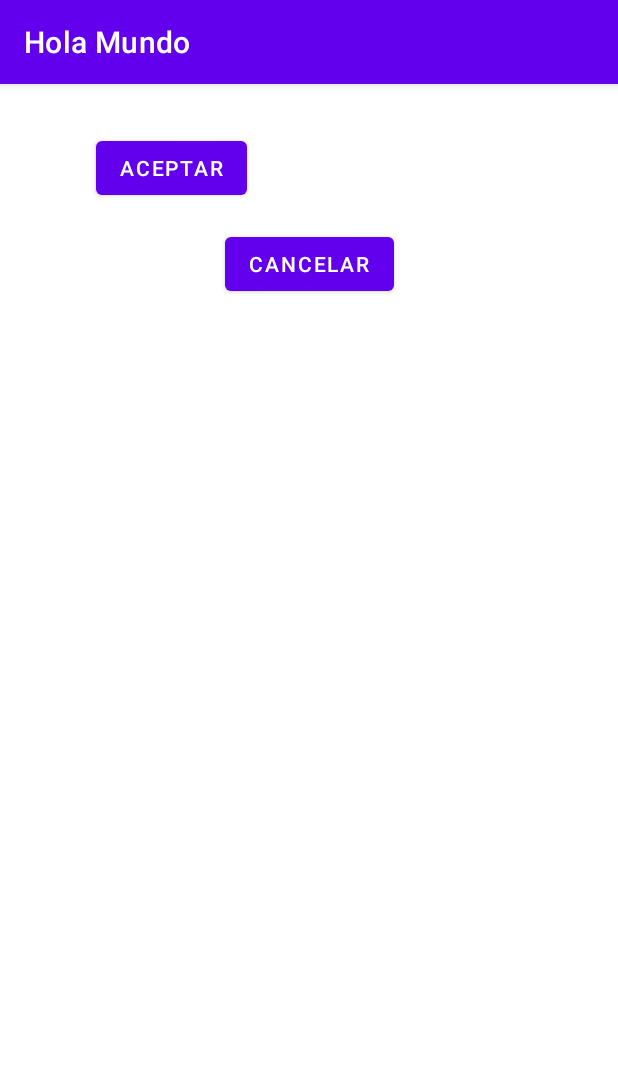
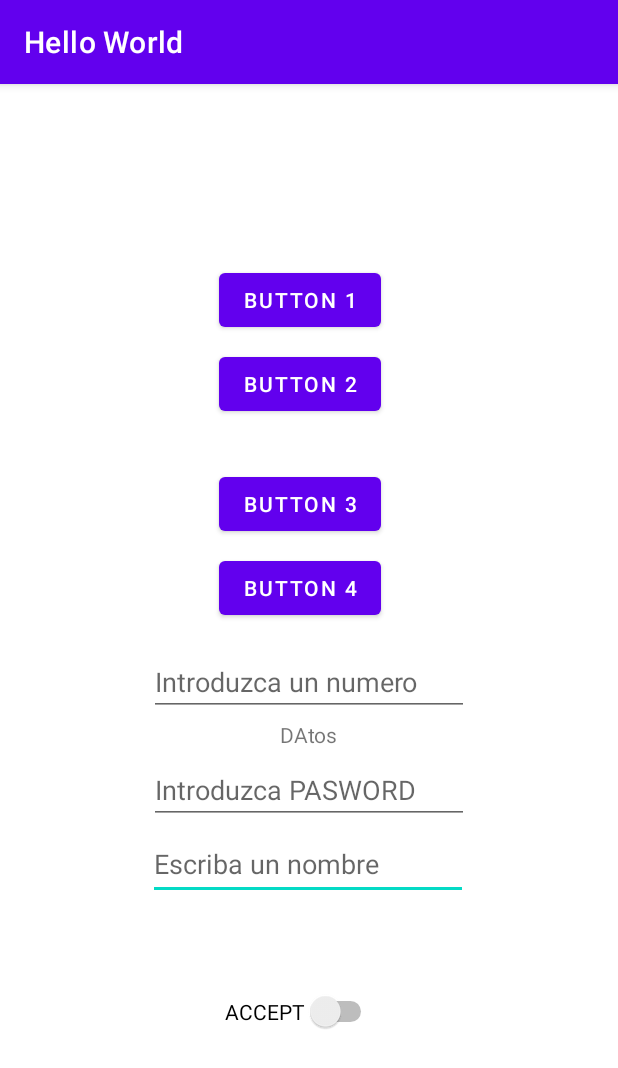
Before and after one commit to lmonterogarcia/ProgramacionMoviles, an Android app: the screen it shows after launch (MainActivity), on a phone screen of 412 x 824 dp. Shown: the top 1068 px of the screen. Run offline under Robolectric (Android 15) with nearby library versions, the phone set to English and light mode, and no system bars.

Commit message:
MultiLayout, otros componenetes

```diff
--- /dev/null
+++ b/HolaMundo/app/src/main/res/layout-land/activity_main.xml
@@ -0,0 +1,78 @@
+<?xml version="1.0" encoding="utf-8"?>
+<androidx.constraintlayout.widget.ConstraintLayout xmlns:android="http://schemas.android.com/apk/res/android"
+    xmlns:app="http://schemas.android.com/apk/res-auto"
+    xmlns:tools="http://schemas.android.com/tools"
+    android:id="@+id/ConstrainLayout"
+    android:layout_width="match_parent"
+    android:layout_height="match_parent"
+    android:orientation="vertical"
+    tools:context=".MainActivity">
+
+    <Button
+        android:id="@+id/button6"
+        android:layout_width="wrap_content"
+        android:layout_height="wrap_content"
+        android:layout_marginTop="8dp"
+        android:text="Button"
+        app:layout_constraintStart_toStartOf="@+id/guideline3"
+        app:layout_constraintTop_toBottomOf="@+id/button8" />
+
+    <Button
+        android:id="@+id/button7"
+        android:layout_width="wrap_content"
+        android:layout_height="wrap_content"
+        android:layout_marginStart="24dp"
+        android:layout_marginTop="8dp"
+        android:text="Button"
+        app:layout_constraintStart_toEndOf="@+id/button6"
+        app:layout_constraintTop_toBottomOf="@+id/button9" />
+
+    <Button
+        android:id="@+id/button8"
+        android:layout_width="wrap_content"
+        android:layout_height="wrap_content"
+        android:text="Button"
+        app:layout_constraintStart_toStartOf="@+id/guideline3"
+        app:layout_constraintTop_toTopOf="@+id/guideline4" />
+
+    <Button
+        android:id="@+id/button9"
+        android:layout_width="wrap_content"
+        android:layout_height="wrap_content"
+        android:layout_marginStart="24dp"
+        android:text="Button"
+        app:layout_constraintStart_toEndOf="@+id/button8"
+        app:layout_constraintTop_toTopOf="@+id/guideline4" />
+
+    <androidx.constraintlayout.widget.Guideline
+        android:id="@+id/guideline3"
+        android:layout_width="wrap_content"
+        android:layout_height="wrap_content"
+        android:orientation="vertical"
+        app:layout_constraintGuide_begin="146dp" />
+
+    <androidx.constraintlayout.widget.Guideline
+        android:id="@+id/guideline4"
+        android:layout_width="wrap_content"
+        android:layout_height="wrap_content"
+        android:orientation="horizontal"
+        app:layout_constraintGuide_begin="120dp" />
+
+    <androidx.constraintlayout.widget.Guideline
+        android:id="@+id/guideline5"
+        android:layout_width="wrap_content"
+        android:layout_height="wrap_content"
+        android:orientation="horizontal"
+        app:layout_constraintGuide_begin="256dp" />
+
+    <Switch
+        android:id="@+id/switch1"
+        android:layout_width="wrap_content"
+        android:layout_height="wrap_content"
+        android:layout_marginStart="40dp"
+        android:layout_marginTop="36dp"
+        android:text="Switch"
+        app:layout_constraintStart_toEndOf="@+id/button7"
+        app:layout_constraintTop_toTopOf="@+id/guideline4" />
+
+</androidx.constraintlayout.widget.ConstraintLayout>
--- a/HolaMundo/app/src/main/res/layout/activity_main.xml
+++ b/HolaMundo/app/src/main/res/layout/activity_main.xml
@@ -9,23 +9,116 @@
     tools:context=".MainActivity">
 
     <Button
-        android:id="@+id/btn01"
+        android:id="@+id/button6"
         android:layout_width="wrap_content"
         android:layout_height="wrap_content"
-        android:layout_marginStart="64dp"
-        android:layout_marginTop="32dp"
-        android:text="@string/btn_Aceptar"
-        app:layout_constraintStart_toStartOf="parent"
-        app:layout_constraintTop_toTopOf="parent" />
+        android:layout_marginTop="8dp"
+        android:text="@string/btn_002"
+        app:layout_constraintStart_toStartOf="@+id/guideline3"
+        app:layout_constraintTop_toBottomOf="@+id/button8" />
 
     <Button
-        android:id="@+id/btn02"
+        android:id="@+id/button7"
         android:layout_width="wrap_content"
         android:layout_height="wrap_content"
-        android:layout_marginTop="16dp"
-        android:text="@string/btn_Cancelar"
+        android:layout_marginTop="8dp"
+        android:text="@string/btn_004"
+        app:layout_constraintStart_toStartOf="@+id/guideline3"
+        app:layout_constraintTop_toBottomOf="@+id/button9" />
+
+    <Button
+        android:id="@+id/button8"
+        android:layout_width="wrap_content"
+        android:layout_height="wrap_content"
+        android:text="@string/btn_001"
+        app:layout_constraintStart_toStartOf="@+id/guideline3"
+        app:layout_constraintTop_toTopOf="@+id/guideline4" />
+
+    <Button
+        android:id="@+id/button9"
+        android:layout_width="wrap_content"
+        android:layout_height="wrap_content"
+        android:text="@string/btn_003"
+        app:layout_constraintStart_toStartOf="@+id/guideline3"
+        app:layout_constraintTop_toTopOf="@+id/guideline5" />
+
+    <androidx.constraintlayout.widget.Guideline
+        android:id="@+id/guideline3"
+        android:layout_width="wrap_content"
+        android:layout_height="wrap_content"
+        android:orientation="vertical"
+        app:layout_constraintGuide_begin="146dp" />
+
+    <androidx.constraintlayout.widget.Guideline
+        android:id="@+id/guideline4"
+        android:layout_width="wrap_content"
+        android:layout_height="wrap_content"
+        android:orientation="horizontal"
+        app:layout_constraintGuide_begin="120dp" />
+
+    <androidx.constraintlayout.widget.Guideline
+        android:id="@+id/guideline5"
+        android:layout_width="wrap_content"
+        android:layout_height="wrap_content"
+        android:orientation="horizontal"
+        app:layout_constraintGuide_begin="256dp" />
+
+    <Switch
+        android:id="@+id/switch1"
+        android:layout_width="wrap_content"
+        android:layout_height="wrap_content"
+        android:layout_marginStart="4dp"
+        android:layout_marginBottom="136dp"
+        android:text="@string/btn_Aceptar"
+        app:layout_constraintBottom_toBottomOf="parent"
+        app:layout_constraintStart_toStartOf="@+id/guideline3" />
+
+    <TextView
+        android:id="@+id/textView"
+        android:layout_width="wrap_content"
+        android:layout_height="wrap_content"
+        android:layout_marginTop="168dp"
+        android:text="@string/datos"
         app:layout_constraintEnd_toEndOf="parent"
         app:layout_constraintStart_toStartOf="parent"
-        app:layout_constraintTop_toBottomOf="@+id/btn01" />
+        app:layout_constraintTop_toTopOf="@+id/guideline5" />
+
+    <EditText
+        android:id="@+id/editTextTextPersonName"
+        android:layout_width="wrap_content"
+        android:layout_height="wrap_content"
+        android:layout_marginTop="240dp"
+        android:ems="10"
+        android:hint="@string/escriba_un_nombre"
+        android:inputType="textPersonName"
+        android:minHeight="48dp"
+        app:layout_constraintEnd_toEndOf="parent"
+        app:layout_constraintHorizontal_bias="0.497"
+        app:layout_constraintStart_toStartOf="parent"
+        app:layout_constraintTop_toTopOf="@+id/guideline5" />
+
+    <EditText
+        android:id="@+id/editTextTextPassword"
+        android:layout_width="wrap_content"
+        android:layout_height="wrap_content"
+        android:layout_marginTop="192dp"
+        android:ems="10"
+        android:hint="@string/introduzca_pasword"
+        android:inputType="textPassword"
+        app:layout_constraintEnd_toEndOf="parent"
+        app:layout_constraintStart_toStartOf="parent"
+        app:layout_constraintTop_toTopOf="@+id/guideline5" />
+
+    <EditText
+        android:id="@+id/editTextTextPersonName2"
+        android:layout_width="wrap_content"
+        android:layout_height="wrap_content"
+        android:layout_marginTop="120dp"
+        android:ems="10"
+        android:hint="@string/introduzca_un_numero"
+        android:inputType="number"
+        app:layout_constraintEnd_toEndOf="parent"
+        app:layout_constraintStart_toStartOf="parent"
+        app:layout_constraintTop_toTopOf="@+id/guideline5" />
 
 </androidx.constraintlayout.widget.ConstraintLayout>
--- a/HolaMundo/app/src/main/res/values/strings.xml
+++ b/HolaMundo/app/src/main/res/values/strings.xml
@@ -1,12 +1,16 @@
 <resources>
-    <string name="app_name">Hola Mundo</string>
-    <string name="btn_Pral">Pulsa Aquí</string>
-    <string name="btn_Aceptar">ACEPTAR</string>
-    <string name="btn_Cancelar">CANCELAR</string>
-    <string name="btn_001">Boton 1</string>
-    <string name="btn_002">Boton 2</string>
-    <string name="btn_003">Boton 3</string>
-    <string name="btn_004">Boton 4</string>
-    <string name="btn_005">Boton 5</string>
-    <string name="btn_006">Boton 6</string>
+    <string name="app_name">Hello World</string>
+    <string name="btn_Pral">Click Here</string>
+    <string name="btn_Aceptar">ACCEPT</string>
+    <string name="btn_Cancelar">CANCELL</string>
+    <string name="btn_001">Button 1</string>
+    <string name="btn_002">Button 2</string>
+    <string name="btn_003">Button 3</string>
+    <string name="btn_004">Button 4</string>
+    <string name="btn_005">Button 5</string>
+    <string name="btn_006">Button 6</string>
+    <string name="introduzca_un_numero">Introduzca un numero</string>
+    <string name="introduzca_pasword">Introduzca PASWORD</string>
+    <string name="escriba_un_nombre">Escriba un nombre</string>
+    <string name="datos">DAtos</string>
 </resources>
```
Also changed, not shown: 1 other file.
